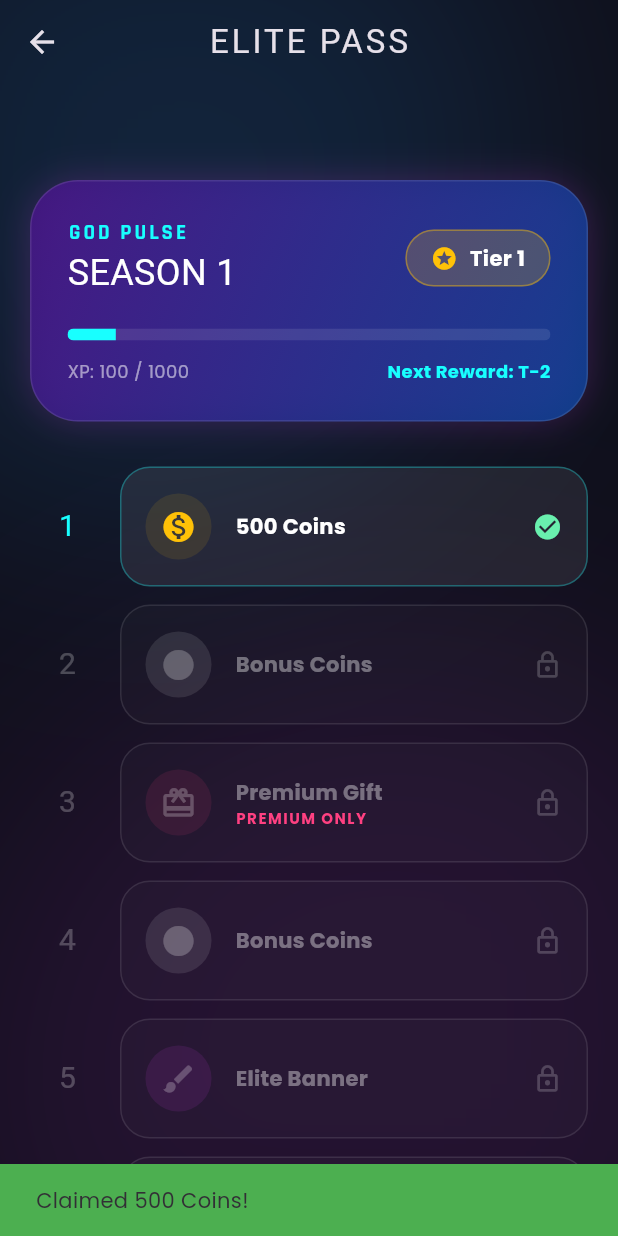
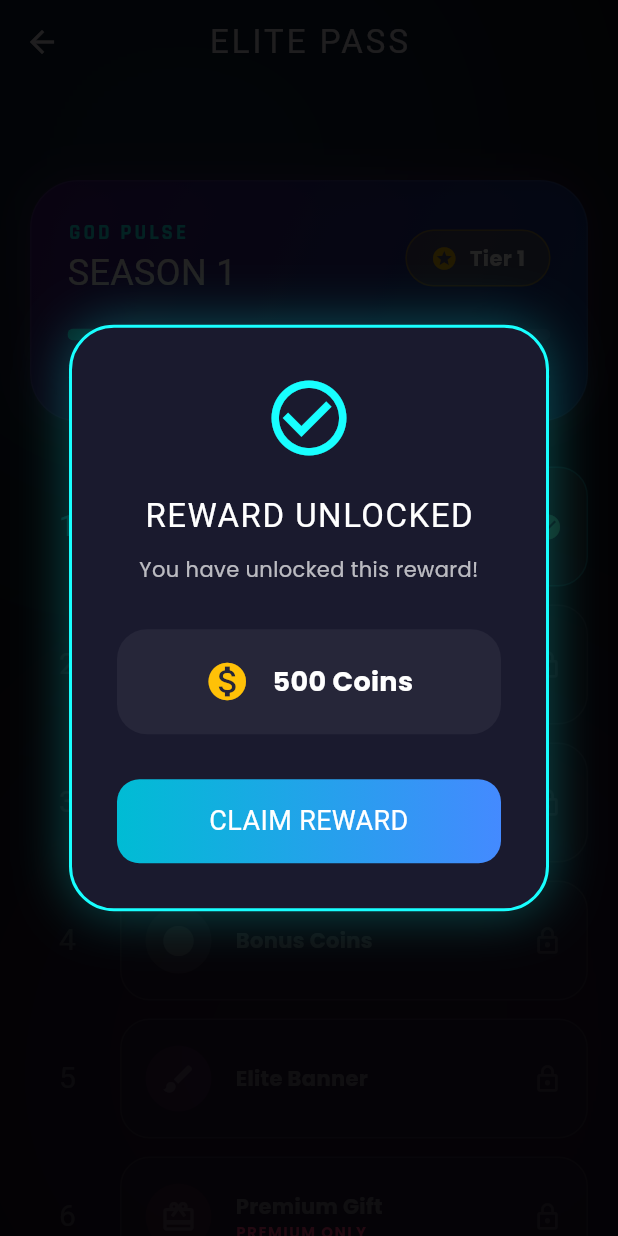
Before and after one commit to yadavsaurabh93/unogame, a Flutter app: the ElitePassScreen screen opened directly, after a tap on an icon or button, on a phone screen of 412 x 824 dp. Run offline on Flutter 3.47's test engine with Material 3 defaults, Android fonts, the phone set to English and light mode, and no system bars; our stand-ins replace audioplayers, cloud_firestore, firebase_auth, firebase_core, firebase_database, flutter_local_notifications and 6 more; accounts and stored records are empty.

Commit message:
Implement Elite Pass Popup Dialogs

```diff
--- a/lib/screens/elite_pass_screen.dart
+++ b/lib/screens/elite_pass_screen.dart
@@ -179,16 +179,8 @@ class _ElitePassScreenState extends State<ElitePassScreen> {
   Widget _buildTierItem(Map<String, dynamic> tier, bool isUnlocked) {
     return GestureDetector(
       onTap: () {
-        if (isUnlocked) {
-          ScaffoldMessenger.of(context).showSnackBar(SnackBar(
-              content: Text("Claimed ${tier['reward']}!"),
-              backgroundColor: Colors.green));
-          // Logic to actually Add Reward would go here (e.g. DataManager.coins += X)
-        } else {
-          ScaffoldMessenger.of(context).showSnackBar(const SnackBar(
-              content: Text("Reach this Level to Unlock!"),
-              backgroundColor: Colors.red));
-        }
+        DataManager.playSound();
+        _showRewardPopup(tier, isUnlocked);
       },
       child: Container(
         margin: const EdgeInsets.only(bottom: 12),
@@ -270,4 +262,105 @@ class _ElitePassScreenState extends State<ElitePassScreen> {
       ),
     );
   }
+
+  void _showRewardPopup(Map<String, dynamic> tier, bool isUnlocked) {
+    showDialog(
+      context: context,
+      barrierColor: Colors.black87,
+      builder: (ctx) => Center(
+        child: Material(
+          color: Colors.transparent,
+          child: Container(
+            width: 320,
+            padding: const EdgeInsets.all(30),
+            decoration: BoxDecoration(
+              color: const Color(0xFF1A1A2E),
+              borderRadius: BorderRadius.circular(30),
+              border: Border.all(
+                  color: isUnlocked ? Colors.cyanAccent : Colors.redAccent,
+                  width: 2),
+              boxShadow: [
+                BoxShadow(
+                    color: (isUnlocked ? Colors.cyanAccent : Colors.redAccent)
+                        .withOpacity(0.3),
+                    blurRadius: 30)
+              ],
+            ),
+            child: Column(
+              mainAxisSize: MainAxisSize.min,
+              children: [
+                Icon(
+                  isUnlocked ? Icons.check_circle_outline : Icons.lock,
+                  size: 60,
+                  color: isUnlocked ? Colors.cyanAccent : Colors.redAccent,
+                ),
+                const SizedBox(height: 20),
+                Text(
+                  isUnlocked ? "REWARD UNLOCKED" : "REWARD LOCKED",
+                  style: GoogleFonts.blackOpsOne(
+                      color: Colors.white, fontSize: 22, letterSpacing: 1),
+                ),
+                const SizedBox(height: 10),
+                Text(
+                  isUnlocked
+                      ? "You have unlocked this reward!"
+                      : "Reach Level ${tier['level']} to unlock!",
+                  textAlign: TextAlign.center,
+                  style: GoogleFonts.poppins(color: Colors.white70),
+                ),
+                const SizedBox(height: 30),
+                Container(
+                  padding: const EdgeInsets.all(20),
+                  decoration: BoxDecoration(
+                      color: Colors.white.withOpacity(0.05),
+                      borderRadius: BorderRadius.circular(20)),
+                  child: Row(
+                    mainAxisAlignment: MainAxisAlignment.center,
+                    children: [
+                      Icon(tier['icon'], size: 30, color: tier['color']),
+                      const SizedBox(width: 15),
+                      Text(tier['reward'],
+                          style: GoogleFonts.poppins(
+                              color: Colors.white,
+                              fontSize: 18,
+                              fontWeight: FontWeight.bold)),
+                    ],
+                  ),
+                ),
+                const SizedBox(height: 30),
+                GestureDetector(
+                  onTap: () {
+                    DataManager.playSound();
+                    Navigator.pop(ctx);
+                    if (isUnlocked) {
+                      // Claim logic could go here
+                      ScaffoldMessenger.of(context).showSnackBar(const SnackBar(
+                          content: Text("Reward Claimed!"),
+                          backgroundColor: Colors.green));
+                    }
+                  },
+                  child: Container(
+                    padding: const EdgeInsets.symmetric(vertical: 15),
+                    width: double.infinity,
+                    decoration: BoxDecoration(
+                        gradient: LinearGradient(colors: [
+                          isUnlocked ? Colors.cyan : Colors.blueGrey,
+                          isUnlocked ? Colors.blueAccent : Colors.grey
+                        ]),
+                        borderRadius: BorderRadius.circular(15)),
+                    child: Text(
+                      isUnlocked ? "CLAIM REWARD" : "KEEP PLAYING",
+                      textAlign: TextAlign.center,
+                      style: GoogleFonts.blackOpsOne(
+                          color: Colors.white, fontSize: 18),
+                    ),
+                  ),
+                )
+              ],
+            ),
+          ),
+        ),
+      ),
+    );
+  }
 }
```
